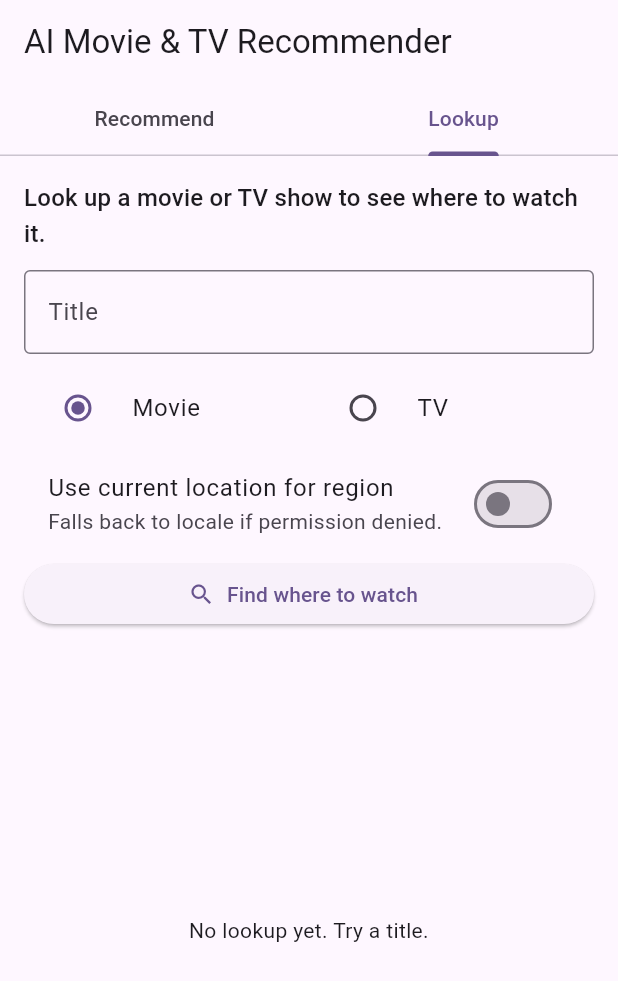
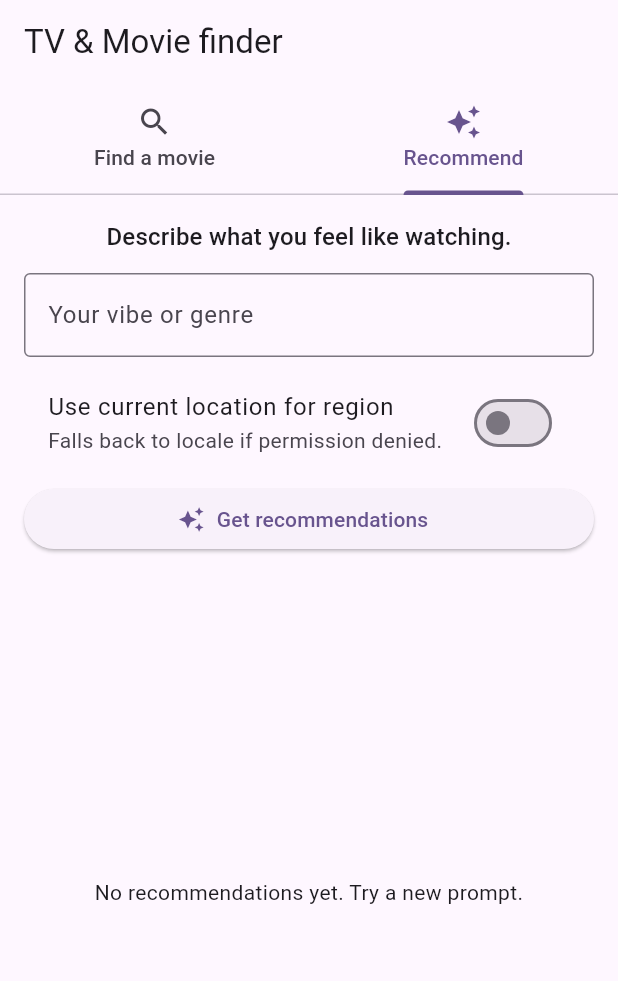
Before and after one commit to Otaking64/ai_series_movie_recommender, a Flutter app: the screen it shows after launch, tab 2 chosen, on a phone screen of 412 x 824 dp. Shown: the top 981 px of the screen. Run offline on Flutter 3.47's test engine with Material 3 defaults, Android fonts, the phone set to English and light mode, and no system bars; our stand-ins replace flutter_dotenv, geocoding, geolocator.

Commit message:
add flair to tabs and change order

```diff
--- a/lib/main.dart
+++ b/lib/main.dart
@@ -38,16 +38,16 @@ class _RootTabs extends StatelessWidget {
       length: 2,
       child: Scaffold(
         appBar: AppBar(
-          title: const Text('AI Movie & TV Recommender'),
+          title: const Text('TV & Movie finder'),
           bottom: const TabBar(
             tabs: [
-              Tab(text: 'Recommend'),
-              Tab(text: 'Lookup'),
+              Tab(icon: Icon(Icons.search), text: 'Find a movie'),
+              Tab(icon: Icon(Icons.auto_awesome), text: 'Recommend'),
             ],
           ),
         ),
         body: const TabBarView(
-          children: [RecommendationPage(), MovieLookupPage()],
+          children: [MovieLookupPage(), RecommendationPage()],
         ),
       ),
     );
```
